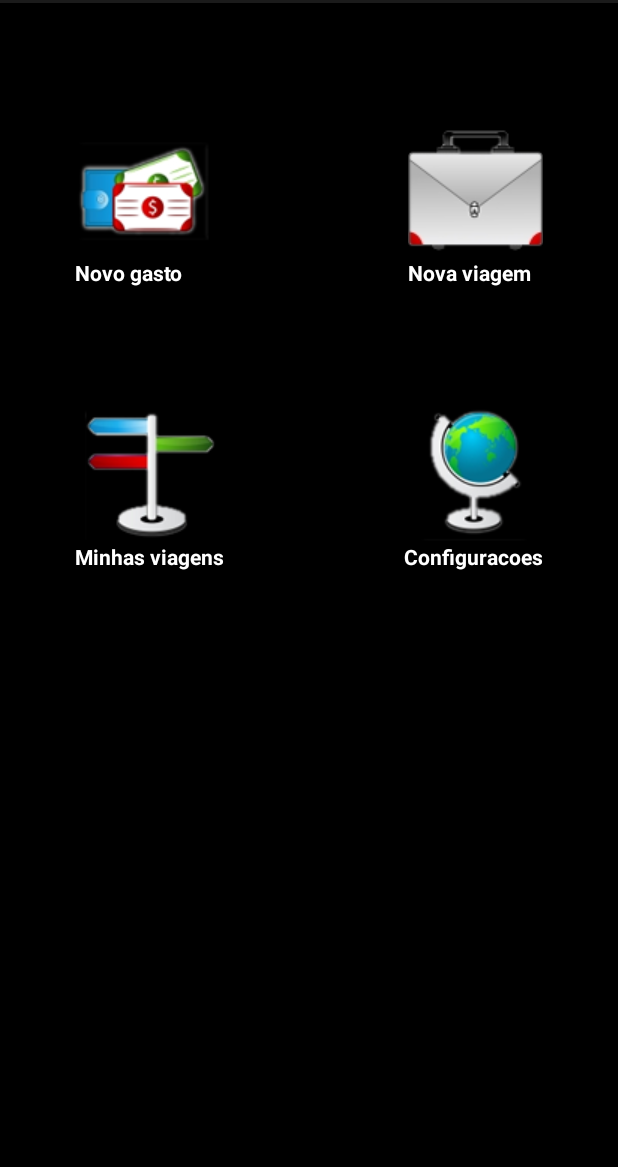
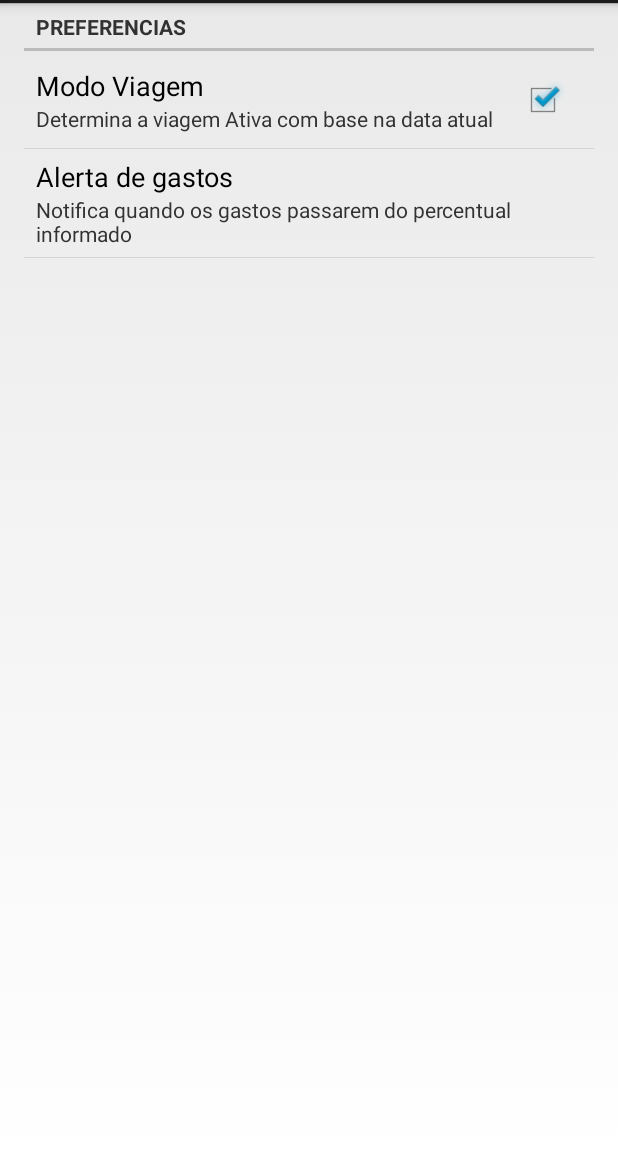
Before and after one commit to brunowall/BoaViagem, an Android app: the TelaInicial screen opened directly, with no data from a screen before it, after a tap on "Configuracoes", on a phone screen of 412 x 824 dp, the part 69-1236 px from its top. Run offline under Robolectric (Android 15) with nearby library versions, the phone set to English and light mode, and no system bars.

```diff
--- a/app/build.gradle
+++ b/app/build.gradle
@@ -10,6 +10,7 @@ android {
         versionCode 1
         versionName "1.0"
         testInstrumentationRunner "android.support.test.runner.AndroidJUnitRunner"
+        vectorDrawables.useSupportLibrary = true
     }
     buildTypes {
         release {
@@ -26,5 +27,7 @@ dependencies {
     })
     compile 'com.android.support.constraint:constraint-layout:1.0.2'
     compile 'com.android.support:appcompat-v7:26.+'
+    compile 'com.android.support:support-v4:26.+'
+    compile 'com.android.support:support-vector-drawable:26.+'
     testCompile 'junit:junit:4.12'
 }
--- a/app/src/main/AndroidManifest.xml
+++ b/app/src/main/AndroidManifest.xml
@@ -19,7 +19,8 @@
         <activity android:name=".br.ufc.quixada.boaviagem.views.TelaInicial" />
         <activity android:name=".br.ufc.quixada.boaviagem.views.AddViagem" />
         <activity android:name=".br.ufc.quixada.boaviagem.views.NovoGastoActivity" />
-        <activity android:name=".br.ufc.quixada.boaviagem.views.VerViagens"></activity>
+        <activity android:name=".br.ufc.quixada.boaviagem.views.VerViagens" />
+        <activity android:name=".br.ufc.quixada.boaviagem.views.ConfiguracoesActivity" />
     </application>
 
 </manifest>
--- a/app/src/main/java/br/ufc/quixada/boaviagem/br/ufc/quixada/boaviagem/general/ListPersonalizedAdapter.java
+++ b/app/src/main/java/br/ufc/quixada/boaviagem/br/ufc/quixada/boaviagem/general/ListPersonalizedAdapter.java
@@ -1,6 +1,8 @@
 package br.ufc.quixada.boaviagem.br.ufc.quixada.boaviagem.general;
 
 import android.app.Activity;
+import android.app.AlertDialog;
+import android.content.DialogInterface;
 import android.view.View;
 import android.view.ViewGroup;
 import android.widget.BaseAdapter;
@@ -56,6 +58,7 @@ public class ListPersonalizedAdapter extends BaseAdapter {
         destino.setText(viagem.getDestino());
         data.setText(sdf.format(viagem.getDataChegada()) +" a "+sdf.format(viagem.getDataChegada()));
         gasto.setText("Gasto Total R$: "+gr.getGastobyviagem(viagem));
+
         return view2;
     }
 }
--- /dev/null
+++ b/app/src/main/java/br/ufc/quixada/boaviagem/br/ufc/quixada/boaviagem/views/ConfiguracoesActivity.java
@@ -0,0 +1,19 @@
+package br.ufc.quixada.boaviagem.br.ufc.quixada.boaviagem.views;
+
+import android.os.Bundle;
+import android.preference.PreferenceActivity;
+import android.support.annotation.Nullable;
+
+import br.ufc.quixada.boaviagem.R;
+
+/**
+ * Created by null on 20/09/17.
+ */
+
+public class ConfiguracoesActivity extends PreferenceActivity {
+    @Override
+    protected void onCreate(@Nullable Bundle savedInstanceState) {
+        super.onCreate(savedInstanceState);
+        addPreferencesFromResource(R.xml.settings);
+    }
+}
--- a/app/src/main/java/br/ufc/quixada/boaviagem/br/ufc/quixada/boaviagem/views/TelaInicial.java
+++ b/app/src/main/java/br/ufc/quixada/boaviagem/br/ufc/quixada/boaviagem/views/TelaInicial.java
@@ -35,6 +35,10 @@ import br.ufc.quixada.boaviagem.R;
                 Intent intent =  new Intent(this,VerViagens.class);
                 startActivity(intent);
             }
+            if(((TextView) view).getText().toString().equals("Configuracoes")){
+                Intent intent =  new Intent(this,ConfiguracoesActivity.class);
+                startActivity(intent);
+            }
         }
 
     }
--- /dev/null
+++ b/app/src/main/res/xml/settings.xml
@@ -0,0 +1,17 @@
+<?xml version="1.0" encoding="utf-8"?>
+<PreferenceScreen
+    xmlns:android="http://schemas.android.com/apk/res/android">
+    <PreferenceCategory android:title="Preferencias">
+        <CheckBoxPreference
+            android:key="modo_viagem"
+            android:summary="Determina a viagem Ativa com base na data atual"
+            android:title="Modo Viagem"
+            />
+        <EditTextPreference
+            android:dialogTitle="Informe o valor limite(%)"
+            android:key="valor_limite"
+            android:defaultValue="80"
+            android:summary="Notifica quando os gastos passarem do percentual informado"
+            android:title="Alerta de gastos"/>
+    </PreferenceCategory>
+</PreferenceScreen>
```
Also changed, not shown: app/src/main/java/br/ufc/quixada/boaviagem/br/ufc/quixada/boaviagem/views/VerViagens.java (+47 -2 lines), app/src/main/res/drawable/ic_info_black_24dp.xml (added, +9 -0 lines), app/src/main/res/drawable/ic_notifications_black_24dp.xml (added, +9 -0 lines), app/src/main/res/drawable/ic_sync_black_24dp.xml (added, +9 -0 lines), app/src/main/res/values/strings.xml (+76 -0 lines).
